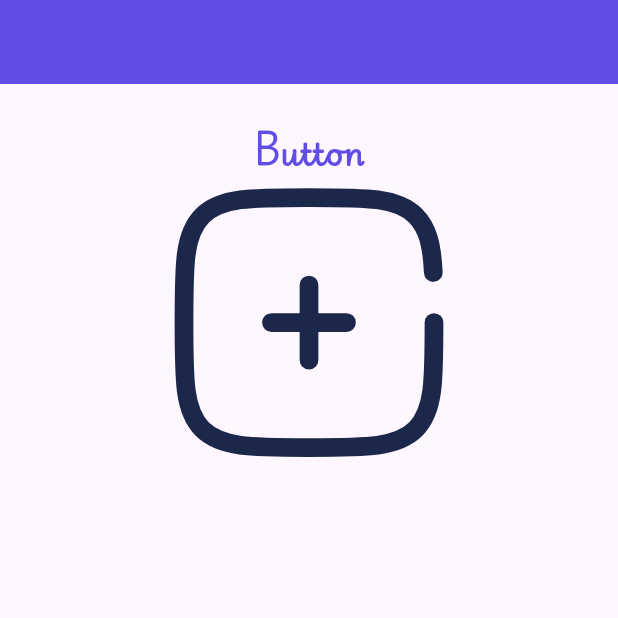
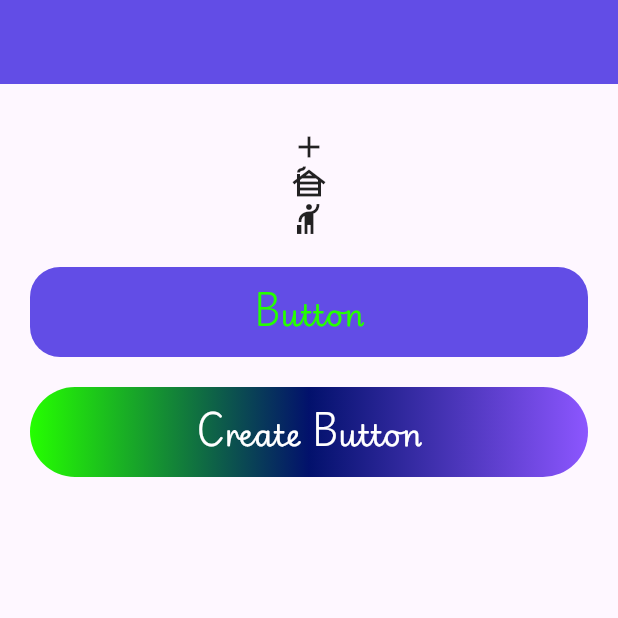
Before and after one commit to llshokhll/bootcamp, a Flutter app: the screen it shows after launch, on a phone screen of 412 x 824 dp, the top half of it. Run offline on Flutter 3.47's test engine with Material 3 defaults, Android fonts, the phone set to English and light mode, and no system bars; our stand-ins replace flutter_svg.

Commit message:
Initial commit

```diff
--- a/lib/main.dart
+++ b/lib/main.dart
@@ -13,9 +13,7 @@ class MyApp extends StatelessWidget {
   Widget build(BuildContext context) {
     return MaterialApp(
       debugShowCheckedModeBanner: false,
-      home: BootcampSecond(onTap: (){
-        print("salom");
-      },),
+      home: BootcampSecond(),
     );
   }
 }
--- a/lib/presentation/lesson/bootcamp_second.dart
+++ b/lib/presentation/lesson/bootcamp_second.dart
@@ -1,4 +1,3 @@
-
 //FONTS
 //SVG
 //STATUS BAR
@@ -13,13 +12,13 @@
 import 'package:flutter/material.dart';
 import 'package:flutter/services.dart';
 import 'package:flutter_svg/flutter_svg.dart';
+import 'package:splash/utils/button.dart';
 import 'package:splash/utils/color.dart';
 import 'package:splash/utils/icon.dart';
 import 'package:splash/utils/styles.dart';
 
 class BootcampSecond extends StatelessWidget {
-  const BootcampSecond({super.key, required this.onTap});
-  final VoidCallback onTap;
+  const BootcampSecond({super.key});
 
   @override
   Widget build(BuildContext context) {
@@ -27,42 +26,57 @@ class BootcampSecond extends StatelessWidget {
         appBar: AppBar(
           systemOverlayStyle: SystemUiOverlayStyle(
             statusBarColor: MyColors.white,
-          statusBarIconBrightness: Brightness.dark,
+            statusBarIconBrightness: Brightness.light,
             statusBarBrightness: Brightness.dark,
           ),
           backgroundColor: MyColors.c_624DE6,
         ),
         body: Center(
             child: Container(
-          margin: EdgeInsets.symmetric(horizontal: 20,vertical: 30),
-          child: Material(
-            child: InkWell(
-                borderRadius: BorderRadius.circular(40),
-                highlightColor: MyColors.c_25FF00,
+          margin: EdgeInsets.symmetric(horizontal: 20, vertical: 30),
+          child: Column(
+            children: [
+              ...buttonWidget(),
+              SizedBox(height: 20,),
+              buttonCreate("Button", () {
+                print("bosildi");
+              }),
+              SizedBox(height: 20,),
+              ButtonWidget(onTap: () {
+                print("Button Widget Working");
+              },),
+            ],
+          ),
+        )));
+  }
+}
+
+//Create List Widget
+List<Widget> buttonWidget() {
+  List<Widget> result = [];
+  result.add(const Icon(Icons.add));
+  result.add(const Icon(Icons.cabin));
+  result.add(const Icon(Icons.hail_outlined));
+  return result;
+}
+
+Widget buttonCreate(String letter, VoidCallback onTap) {
+  return InkWell(
     onTap: onTap,
     child: Container(
-                  //color: MyColors.blue_010C4D,
+      //margin: EdgeInsets.symmetric(horizontal: 20, vertical: 20),
+      height: 60,
       width: double.infinity,
-                  height: double.infinity,
-                  child: Column(
-                    children: [
-                      Text(
-                        "Button",
-                        style: MyTextStyle.playwriteRegular.copyWith(
-                            fontSize: 20,
+      decoration: BoxDecoration(
         color: MyColors.c_624DE6,
-                            fontWeight: FontWeight.w900),
+        borderRadius: BorderRadius.circular(20),
       ),
-                      SvgPicture.asset(
-                        MyIcons.add,
-                        width: 200,
-                      ),
-                    ],
-                  ),
+      child: Center(
+          child: Text(
+        letter,
+        style: MyTextStyle.playwriteRegular500
+            .copyWith(color: MyColors.c_25FF00, fontSize: 20),
       )),
-          ),
-        ),
     ),
   );
 }
-}
--- /dev/null
+++ b/lib/utils/button.dart
@@ -0,0 +1,41 @@
+import 'package:flutter/material.dart';
+import 'package:splash/utils/color.dart';
+import 'package:splash/utils/styles.dart';
+
+class ButtonWidget extends StatelessWidget {
+  const ButtonWidget({super.key, required this.onTap});
+  final VoidCallback onTap;
+
+  @override
+  Widget build(BuildContext context) {
+    print("Width: ${MediaQuery.of(context).size.width}");
+    print("Height: ${MediaQuery.of(context).size.height}");
+    return InkWell(
+      onTap: onTap,
+      child: Container(
+        width: double.infinity,
+        height: 60,
+        decoration: BoxDecoration(
+          gradient: LinearGradient(
+            // begin: FractionalOffset(1,-3),
+            // stops: [0.0,0.1],
+            // end: FractionalOffset(-2,3),
+            tileMode: TileMode.repeated,
+            colors: [
+              MyColors.c_25FF00,
+              MyColors.blue_02116C,
+              MyColors.c_8C56FF,
+            ],
+          ),
+          borderRadius: BorderRadius.circular(40),
+        ),
+        child: Center(
+            child: Text(
+          "Create Button",
+          style: MyTextStyle.playwriteRegular500
+              .copyWith(fontSize: 20, color: MyColors.white),
+        )),
+      ),
+    );
+  }
+}
--- a/lib/utils/styles.dart
+++ b/lib/utils/styles.dart
@@ -2,7 +2,7 @@ import 'package:flutter/material.dart';
 
 class MyTextStyle {
 
-  static final TextStyle playwriteRegular = TextStyle(
+  static final TextStyle playwriteRegular500 = TextStyle(
     fontFamily: 'Playwrite',
     fontWeight: FontWeight.w500,
     fontSize: 14,
```
Lines whose indentation alone changed are shown as unchanged.
